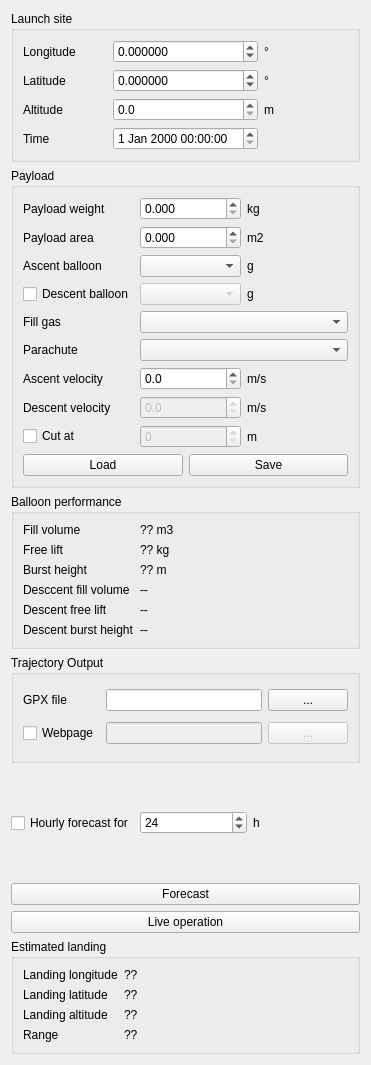
a-schneider-fmi/balloon-operator, file balloon_operator/gui_mainwidget.ui: the form before one commit.
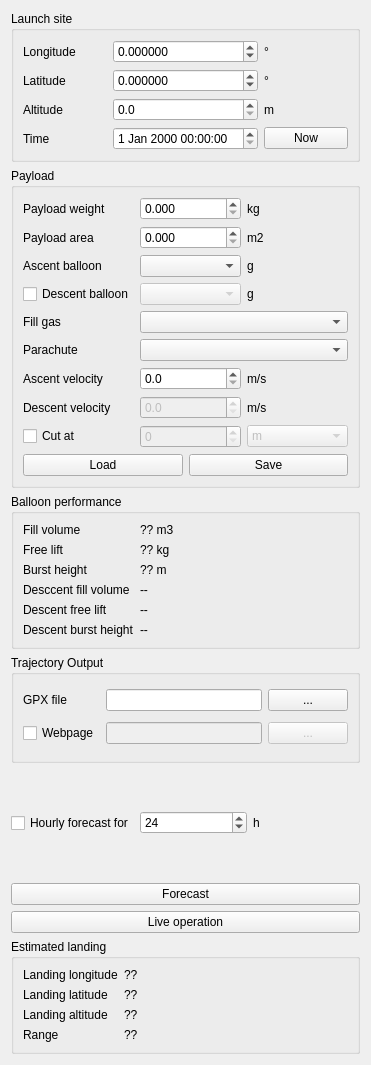
The form after the commit. Icons and pictures are not drawn.

Diff of the .ui file:
```diff
--- a/balloon_operator/gui_mainwidget.ui
+++ b/balloon_operator/gui_mainwidget.ui
@@ -124,6 +124,13 @@
       <item row="3" column="1">
        <widget class="QDateTimeEdit" name="dt_launch_datetime"/>
       </item>
+      <item row="3" column="2">
+       <widget class="QPushButton" name="button_now">
+        <property name="text">
+         <string>Now</string>
+        </property>
+       </widget>
+      </item>
      </layout>
     </widget>
    </item>
@@ -166,13 +173,6 @@
         </property>
        </widget>
       </item>
-      <item row="9" column="2">
-       <widget class="QLabel" name="label_cut_altitude_unit">
-        <property name="text">
-         <string>m</string>
-        </property>
-       </widget>
-      </item>
       <item row="8" column="1">
        <widget class="QDoubleSpinBox" name="spin_desc_velocity">
         <property name="enabled">
@@ -368,6 +368,23 @@
         </property>
        </widget>
       </item>
+      <item row="9" column="2">
+       <widget class="QComboBox" name="combo_cut_altitude_unit">
+        <property name="enabled">
+         <bool>false</bool>
+        </property>
+        <item>
+         <property name="text">
+          <string>m</string>
+         </property>
+        </item>
+        <item>
+         <property name="text">
+          <string>hPa</string>
+         </property>
+        </item>
+       </widget>
+      </item>
      </layout>
     </widget>
    </item>
```
